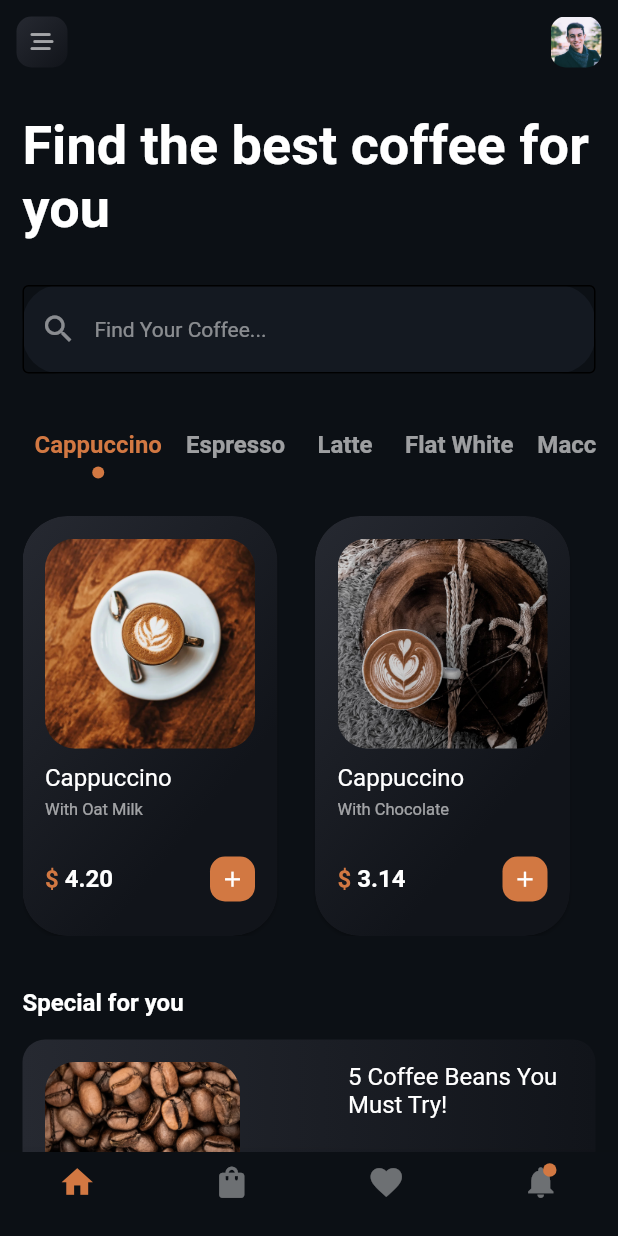
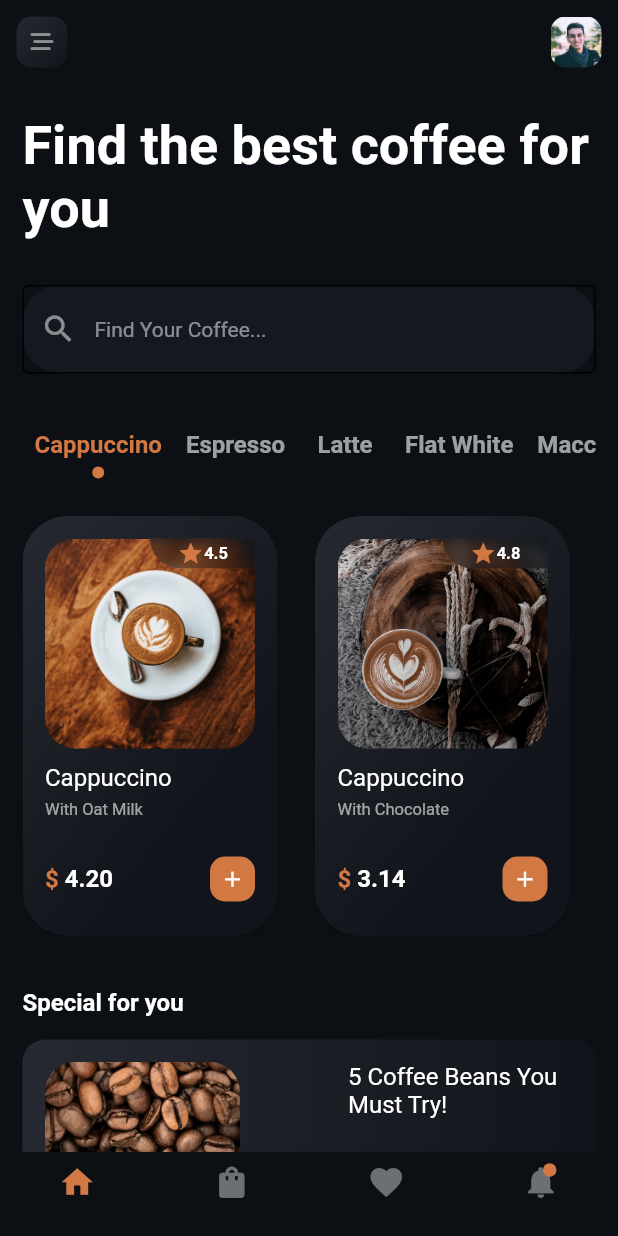
Before and after one commit to aniribe/flutter_coffee_shop, a Flutter app: the screen it shows after launch, on a phone screen of 412 x 824 dp. Run offline on Flutter 3.47's test engine with Material 2 defaults, Android fonts, the phone set to English and light mode, and no system bars; our stand-ins replace font_awesome_flutter, stacked, stacked_core, stacked_services.

Commit message:
Rating was added to coffee type image; Image section was added to coffee_details_view;

```diff
--- a/lib/model/coffee_type.dart
+++ b/lib/model/coffee_type.dart
@@ -3,11 +3,12 @@ class CoffeeType {
   final String description;
   final String price;
   final String image;
+  final String rating;
 
-  CoffeeType({
-    required this.name,
-    required this.description,
-    required this.price,
-    required this.image,
-  });
+  CoffeeType(
+      {required this.name,
+      required this.description,
+      required this.price,
+      required this.image,
+      required this.rating});
 }
--- a/lib/services/list_service.dart
+++ b/lib/services/list_service.dart
@@ -10,68 +10,81 @@ class ListService {
       description: 'With Oat Milk',
       price: '4.20',
       image: StringConstants.coffeeImage9,
+      rating: '4.5',
     ),
     CoffeeType(
       name: StringConstants.cappuccino,
       description: 'With Chocolate',
       price: '3.14',
       image: StringConstants.coffeeImage7,
+      rating: '4.8',
     ),
     CoffeeType(
       name: StringConstants.cappuccino,
       description: 'With Bear',
       price: '5.14',
       image: StringConstants.coffeeImage8,
+      rating: '4.2',
     ),
     CoffeeType(
       name: StringConstants.latte,
       description: 'With Oat Milk',
       price: '2.20',
       image: StringConstants.coffeeImage3,
+      rating: '4.9',
     ),
     CoffeeType(
       name: StringConstants.latte,
       description: 'With Ice',
       price: '3.52',
       image: StringConstants.coffeeImage4,
+      rating: '4.1',
     ),
     CoffeeType(
       name: StringConstants.mochaLatte,
       description: 'With Milk',
       price: '4.70',
       image: StringConstants.coffeeImage5,
+      rating: '4.7',
     ),
     CoffeeType(
       name: StringConstants.mochaLatte,
       description: 'With Water',
       price: '5.54',
       image: StringConstants.coffeeImage6,
+      rating: '4.9',
     ),
     CoffeeType(
       name: StringConstants.flatWhite,
       description: 'With Milk',
       price: '6.03',
       image: StringConstants.coffeeImage1,
+      rating: '4.8',
     ),
     CoffeeType(
       name: StringConstants.flatWhite,
       description: 'With Wine',
       price: '2.07',
       image: StringConstants.coffeeImage2,
+      rating: '4.5',
     ),
     CoffeeType(
       name: StringConstants.espresso,
       description: 'Without Milk',
       price: '3.47',
       image: StringConstants.coffeeImage10,
+      rating: '4.4',
     ),
     CoffeeType(
       name: StringConstants.espresso,
       description: 'Without Water',
       price: '4.47',
       image: StringConstants.coffeeImage11,
+      rating: '4.6',
     ),
   ];
 
   void setSelectedCoffee(int index) => selectedCoffee = index;
+
+  CoffeeType getChosenCoffee() => coffeeList[selectedCoffee as int];
 }
--- a/lib/util/ui_helper.dart
+++ b/lib/util/ui_helper.dart
@@ -2,3 +2,6 @@ import 'package:flutter/material.dart';
 
 Widget verticalSpace(double height) => SizedBox(height: height);
 Widget horizontalSpace(double width) => SizedBox(width: width);
+
+double screenHeight(BuildContext context) => MediaQuery.of(context).size.height;
+double screenWidth(BuildContext context) => MediaQuery.of(context).size.width;
--- a/lib/views/home/components/coffee_cards_section.dart
+++ b/lib/views/home/components/coffee_cards_section.dart
@@ -29,6 +29,7 @@ class CoffeeCardsSection extends StatelessWidget {
               price: model.coffeeList[index].price,
               onTap: () => model.setSelectedCoffee(index),
               openBuilderWidget: const CoffeeDetailsView(),
+              rating: model.coffeeList[index].rating,
             );
           } else {
             return Container();
--- a/lib/views/home/home_view.dart
+++ b/lib/views/home/home_view.dart
@@ -1,12 +1,10 @@
-import 'package:coffee_shop/constants/string_constants.dart';
 import 'package:coffee_shop/util/ui_helper.dart';
 import 'package:flutter/material.dart';
-import 'package:google_fonts/google_fonts.dart';
+import 'package:font_awesome_flutter/font_awesome_flutter.dart';
 import 'package:stacked/stacked.dart';
 import '../../constants/app_color.dart';
 import '../../widgets/avatar.dart';
 import '../../widgets/buttons/menu_button.dart';
-import '../../widgets/coffee_card/coffee_card.dart';
 import '../../widgets/inputs/app_input.dart';
 import '../../widgets/navigation_bar/custom_navigation_bar.dart';
 import 'components/coffee_cards_section.dart';
@@ -27,7 +25,12 @@ class HomeView extends StatelessWidget {
               appBar: AppBar(
                 backgroundColor: Colors.transparent,
                 elevation: 0,
-                leading: const MenuButton(),
+                leading: AppIconButton(
+                  icon: FontAwesomeIcons.barsStaggered,
+                  margin: 11,
+                  iconColor: AppColors.white.withOpacity(0.5),
+                  onTap: () {},
+                ),
                 actions: const [Avatar()],
               ),
               bottomNavigationBar: const CustomNavigationBar(),
--- a/lib/widgets/buttons/menu_button.dart
+++ b/lib/widgets/buttons/menu_button.dart
@@ -1,16 +1,32 @@
 import 'package:flutter/cupertino.dart';
-import 'package:font_awesome_flutter/font_awesome_flutter.dart';
 import '../../constants/app_color.dart';
 
-class MenuButton extends StatelessWidget {
-  const MenuButton({
+class AppIconButton extends StatelessWidget {
+  final IconData icon;
+  final double iconSize;
+  final double height;
+  final double margin;
+  final Color iconColor;
+  final VoidCallback onTap;
+
+  const AppIconButton({
     Key? key,
+    required this.icon,
+    this.iconSize = 15,
+    this.height = 33,
+    this.margin = 0,
+    required this.onTap,
+    required this.iconColor,
   }) : super(key: key);
 
   @override
   Widget build(BuildContext context) {
-    return Container(
-      margin: const EdgeInsets.all(11),
+    return GestureDetector(
+      onTap: onTap,
+      child: Container(
+        height: height,
+        width: height,
+        margin: EdgeInsets.all(margin),
         decoration: BoxDecoration(
           borderRadius: BorderRadius.circular(10),
           gradient: const LinearGradient(
@@ -23,9 +39,10 @@ class MenuButton extends StatelessWidget {
           ),
         ),
         child: Icon(
-        FontAwesomeIcons.barsStaggered,
-        size: 15,
-        color: AppColors.white.withOpacity(0.6),
+          icon,
+          size: iconSize,
+          color: iconColor,
+        ),
       ),
     );
   }
--- a/lib/widgets/coffee_card/coffee_card.dart
+++ b/lib/widgets/coffee_card/coffee_card.dart
@@ -1,3 +1,5 @@
+import 'dart:ui';
+
 import 'package:animations/animations.dart';
 import 'package:coffee_shop/util/ui_helper.dart';
 import 'package:coffee_shop/widgets/coffee_card/price_section.dart';
@@ -14,6 +16,7 @@ class CoffeeCard extends StatelessWidget {
   final String price;
   final VoidCallback onTap;
   final Widget openBuilderWidget;
+  final String rating;
 
   const CoffeeCard({
     Key? key,
@@ -23,6 +26,7 @@ class CoffeeCard extends StatelessWidget {
     required this.price,
     required this.onTap,
     required this.openBuilderWidget,
+    required this.rating,
   }) : super(key: key);
 
   @override
@@ -53,7 +57,7 @@ class CoffeeCard extends StatelessWidget {
               child: Column(
                 crossAxisAlignment: CrossAxisAlignment.start,
                 children: [
-                  CoffeeImage(image: image),
+                  CoffeeImage(image: image, rating: rating),
                   verticalSpace(10),
                   CoffeeName(
                     coffeeName: coffeeName,
--- a/lib/widgets/coffee_card/coffee_imsge.dart
+++ b/lib/widgets/coffee_card/coffee_imsge.dart
@@ -1,16 +1,22 @@
-import 'package:flutter/cupertino.dart';
+import 'dart:ui';
+import 'package:flutter/material.dart';
+import '../../constants/app_color.dart';
 
 class CoffeeImage extends StatelessWidget {
   final String image;
+  final String rating;
 
   const CoffeeImage({
     Key? key,
     required this.image,
+    required this.rating,
   }) : super(key: key);
 
   @override
   Widget build(BuildContext context) {
-    return Container(
+    return Stack(
+      children: [
+        Container(
           height: 140,
           width: double.infinity,
           child: ClipRRect(
@@ -20,6 +26,39 @@ class CoffeeImage extends StatelessWidget {
               fit: BoxFit.fitWidth,
             ),
           ),
+        ),
+        Positioned(
+          right: 0,
+          child: ClipRRect(
+            borderRadius: const BorderRadius.only(
+              bottomLeft: Radius.circular(30),
+            ),
+            child: BackdropFilter(
+              filter: ImageFilter.blur(sigmaX: 5, sigmaY: 5),
+              child: Container(
+                width: 70,
+                height: 20,
+                color: AppColors.black.withOpacity(0.4),
+                child: Row(
+                  mainAxisAlignment: MainAxisAlignment.center,
+                  children: [
+                    const Icon(
+                      Icons.star,
+                      color: AppColors.mainOrange,
+                      size: 18,
+                    ),
+                    Text(
+                      rating,
+                      style: const TextStyle(
+                          fontSize: 11, fontWeight: FontWeight.bold),
+                    ),
+                  ],
+                ),
+              ),
+            ),
+          ),
+        ),
+      ],
     );
   }
 }
```
Also changed, not shown: lib/views/home/coffee_details/coffee_details_view.dart (+50 -1 lines), lib/views/home/coffee_details/coffee_details_viewmodel.dart (+18 -1 lines). Lines whose indentation alone changed are shown as unchanged.
